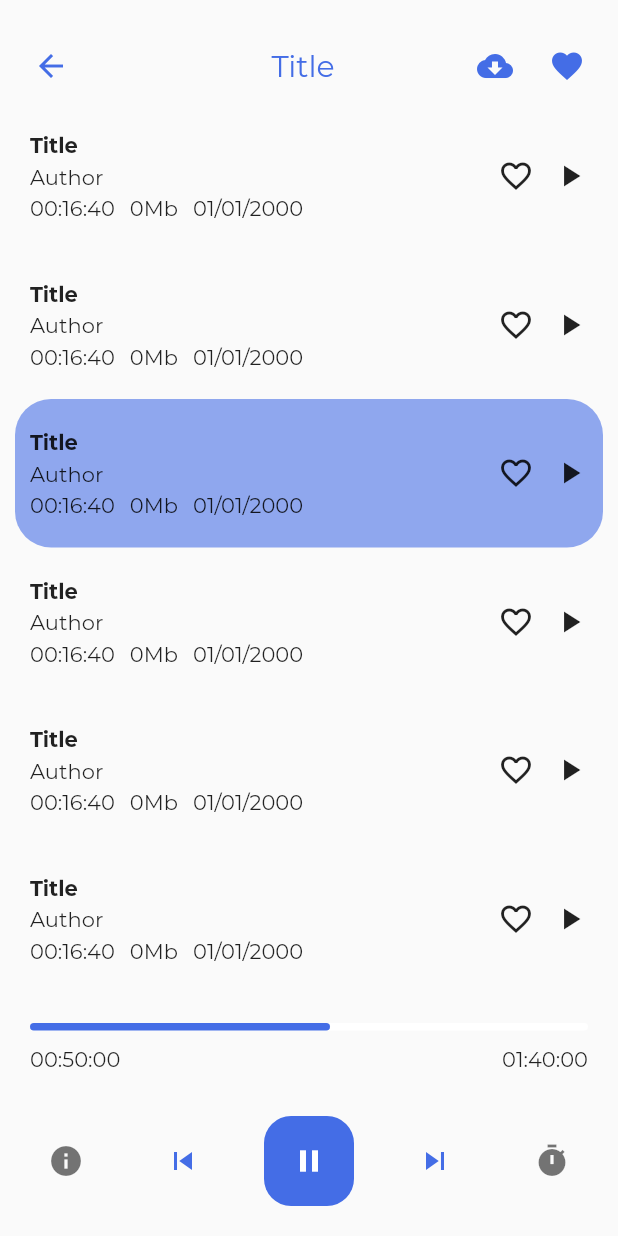
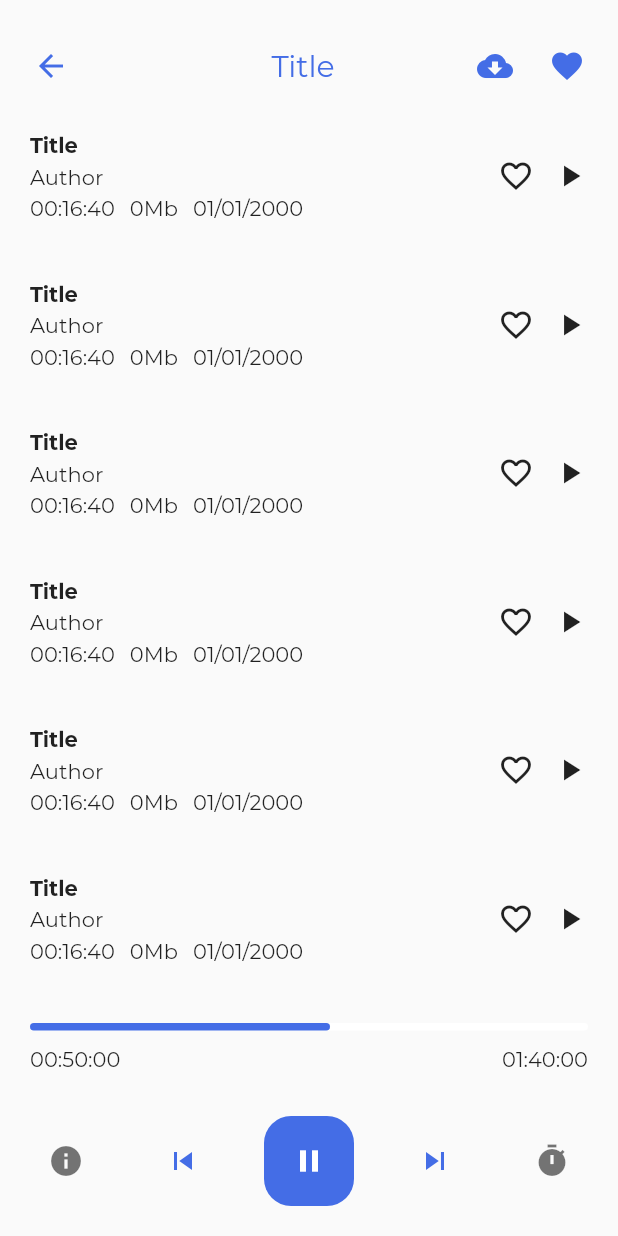
Before and after one commit to ekinsdrow/mds, a Flutter app: the PlayerPage screen opened by its route, on a phone screen of 412 x 824 dp. Run offline on Flutter 3.47's test engine with Material 2 defaults, Android fonts, the phone set to English and light mode, and no system bars; our stand-ins replace audio_service, auto_route, bloc, dio, flutter_bloc, flutter_svg and 4 more; accounts and stored records are empty; generated files the repository leaves out were written again; project files that could hold a hidden picture were left out.

Commit message:
Playing State in player bottom bar

```diff
--- a/lib/common/widgets/record_list_item.dart
+++ b/lib/common/widgets/record_list_item.dart
@@ -8,23 +8,39 @@ import 'package:mds/features/favorites/blocs/favorites/favorites_bloc.dart';
 import 'package:mds/features/playing/logic/audio_handler.dart';
 import 'package:provider/provider.dart';
 
+
+//TODO: bug then scroll listview
 class RecordListItem extends StatelessWidget {
   const RecordListItem({
     required this.record,
+    required this.player,
     required this.callback,
-    this.active = false,
     Key? key,
   }) : super(key: key);
 
   final Record record;
-  final bool active;
+  final MdsAudioHandler player;
   final VoidCallback callback;
 
   @override
   Widget build(BuildContext context) {
+
+    return StreamBuilder<Record>(
+      stream: player.recordStream.stream,
+      builder: (context, recordSnapshot) {
+        var active = false;
+
+        final playingRecord = recordSnapshot.data;
+
+        if (playingRecord != null) {
+          if (playingRecord.recordId == record.recordId) {
+            active = true;
+          }
+        }
+
         return Material(
           color: active
-          ? Theme.of(context).primaryColor.withAlpha(150)
+              ? Theme.of(context).primaryColor.withAlpha(30)
               : Colors.transparent,
           borderRadius: BorderRadius.circular(
             Constants.borderRadius * 2,
@@ -106,20 +122,43 @@ class RecordListItem extends StatelessWidget {
                               : Icons.favorite_border,
                         ),
                       ),
-
-                  //TODO: check states
                       StreamBuilder<PlaybackState>(
                         stream: context.read<MdsAudioHandler>().playbackState,
-                    builder: (context, snapshot) {
-                      if (snapshot.data != null) {
-                        if (snapshot.data!.playing) {
-                          return const Icon(
-                            Icons.pause,
+                        builder: (context, playbaskSnapshot) {
+                          var icon = Icons.play_arrow;
+
+                          final playbackState =
+                              playbaskSnapshot.data ?? PlaybackState();
+
+                          if (active) {
+                            if (playbackState.playing) {
+                              icon = Icons.pause;
+                            } else {
+                              if (playbackState.processingState ==
+                                  AudioProcessingState.loading) {
+                                return Row(
+                                  children: const [
+                                    SizedBox(
+                                      width: 4,
+                                    ),
+                                    SizedBox(
+                                      width: 20,
+                                      height: 20,
+                                      child: CircularProgressIndicator(
+                                        strokeWidth: 2,
+                                      ),
+                                    ),
+                                  ],
                                 );
+                              } else if (playbackState.processingState ==
+                                  AudioProcessingState.error) {
+                                icon = Icons.cancel;
                               }
                             }
-                      return const Icon(
-                        Icons.play_arrow,
+                          }
+
+                          return Icon(
+                            icon,
                           );
                         },
                       ),
@@ -130,5 +169,7 @@ class RecordListItem extends StatelessWidget {
             ),
           ),
         );
+      },
+    );
   }
 }
--- a/lib/features/main/features/home/widgets/home_page.dart
+++ b/lib/features/main/features/home/widgets/home_page.dart
@@ -6,6 +6,7 @@ import 'package:mds/common/widgets/custom_icon_button.dart';
 import 'package:mds/common/widgets/record_list_item.dart';
 import 'package:mds/features/app/data/notifiers/catalog_notifier.dart';
 import 'package:mds/features/main/features/home/widgets/modals/sort_modal.dart';
+import 'package:mds/features/playing/logic/audio_handler.dart';
 import 'package:mds/features/record_info/blocs/record_info/record_info_bloc.dart';
 
 class HomePage extends StatelessWidget {
@@ -261,6 +262,8 @@ class _Records extends StatelessWidget {
 
   @override
   Widget build(BuildContext context) {
+    final player = context.read<MdsAudioHandler>();
+
     return Expanded(
       child: ListView.builder(
         physics: const BouncingScrollPhysics(),
@@ -270,6 +273,7 @@ class _Records extends StatelessWidget {
           bottom: 150,
         ),
         itemBuilder: (context, index) => RecordListItem(
+          player: player,
           record: context.watch<CatalogNotifier>().nowList[index],
           callback: () {
             context.read<RecordInfoBloc>().add(
--- a/lib/features/main/widgets/components/bottom_bar.dart
+++ b/lib/features/main/widgets/components/bottom_bar.dart
@@ -230,6 +230,11 @@ class _PlayerWidget extends StatelessWidget {
                                     : Icons.play_arrow,
                               ),
                             )
+                          else if (playbackState.processingState !=
+                              AudioProcessingState.error)
+                            const Icon(
+                              Icons.cancel,
+                            )
                           else
                             Row(
                               children: const [
--- a/lib/features/player/widgets/player_page.dart
+++ b/lib/features/player/widgets/player_page.dart
@@ -7,6 +7,8 @@ import 'package:mds/common/widgets/record_list_item.dart';
 import 'package:mds/features/player/widgets/modals/info_modal.dart';
 
 import 'package:mds/features/player/widgets/modals/sleep_timer_modal.dart';
+import 'package:mds/features/playing/logic/audio_handler.dart';
+import 'package:provider/provider.dart';
 
 class PlayerPage extends StatelessWidget {
   const PlayerPage({Key? key}) : super(key: key);
@@ -106,6 +108,8 @@ class Queue extends StatelessWidget {
 
   @override
   Widget build(BuildContext context) {
+    final player = context.read<MdsAudioHandler>();
+
     return ListView.builder(
       physics: const BouncingScrollPhysics(),
       padding: const EdgeInsets.only(
@@ -113,8 +117,8 @@ class Queue extends StatelessWidget {
         right: Constants.smallPadding,
       ),
       itemBuilder: (context, index) => RecordListItem(
+        player: player,
         record: Record.placeholder(),
-        active: index == 2,
         callback: () {
           //TODO: play
         },
--- a/lib/features/playing/logic/audio_handler.dart
+++ b/lib/features/playing/logic/audio_handler.dart
@@ -44,10 +44,10 @@ class MdsAudioHandler extends BaseAudioHandler
     await _player.pause();
 
     try {
-      _player.setUrl(url);
-      await _player.play();
+      await _player.setUrl(url);
+      playbackState.add(PlayingStates.playState);
 
-      playbackState.add(PlayingStates.playState);
+      _player.play();
     } catch (_) {
       playbackState.add(PlayingStates.errorState);
     }
```
Lines whose indentation alone changed are shown as unchanged.
